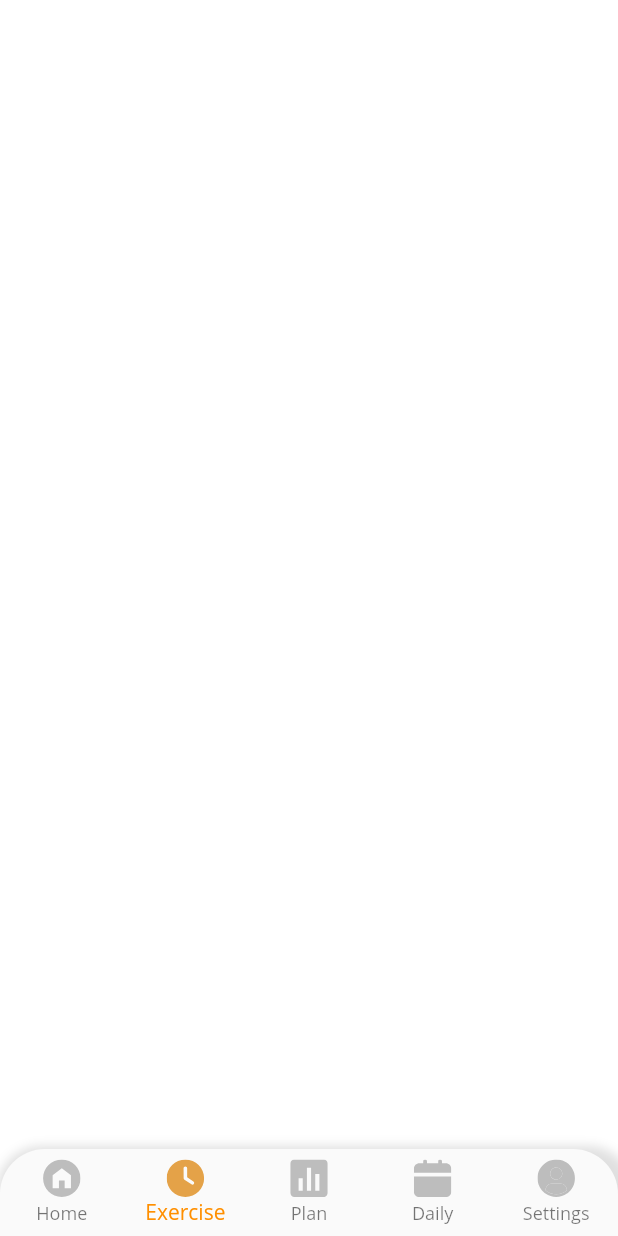
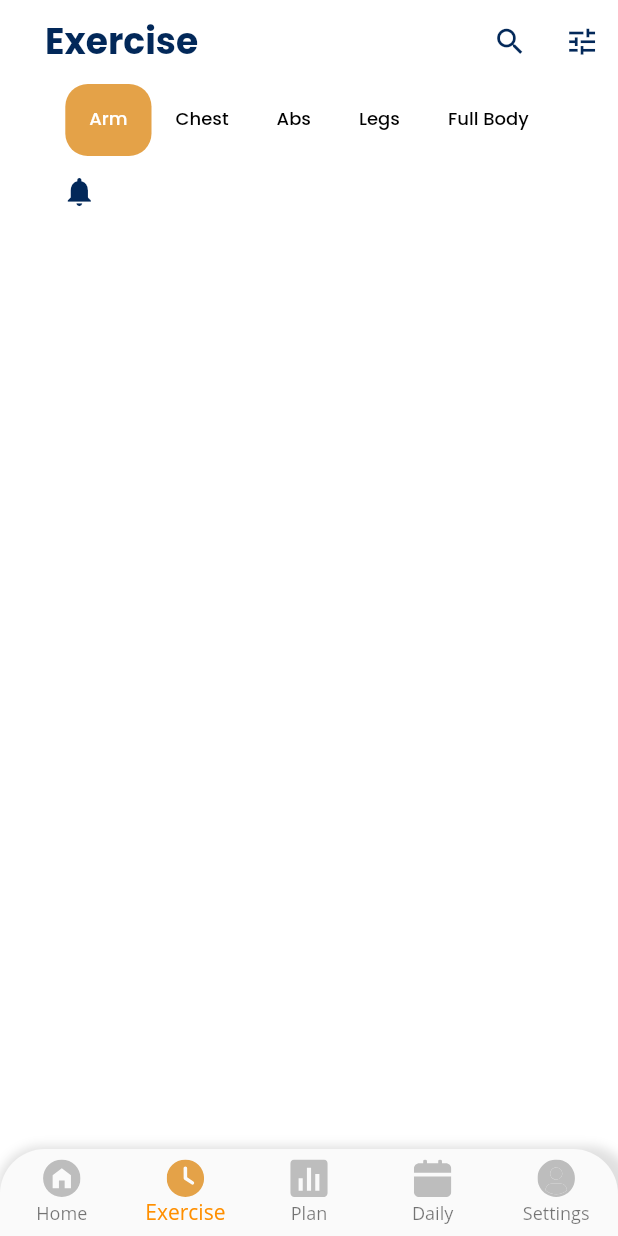
Before and after one commit to long2602/BeeFit, a Flutter app: the screen it shows after launch, item 2 of the bottom bar chosen, on a phone screen of 412 x 824 dp. Run offline on Flutter 3.47's test engine with Material 2 defaults, Android fonts, the phone set to English and light mode, and no system bars; our stand-ins replace animated_splash_screen, date_picker_timeline, flutter_svg, get, google_fonts, introduction_screen and 1 more; missing offline and left inert: flutter_ruler_picker; project files that could hold a hidden picture were left out.

Commit message:
Update Exercise

```diff
--- a/lib/screens/AppScreen.dart
+++ b/lib/screens/AppScreen.dart
@@ -2,6 +2,8 @@ import 'package:beefit/constants/app_style.dart';
 import 'package:beefit/screens/HomeScreen.dart';
 import 'package:flutter/material.dart';
 import 'package:flutter_svg/flutter_svg.dart';
+
+import 'ExerciseScreen.dart';
 
 class AppScreen extends StatefulWidget {
   const AppScreen({Key? key}) : super(key: key);
@@ -14,7 +16,7 @@ class _AppScreenState extends State<AppScreen> {
   int _selectedIndex = 0;
   static final List<Widget> _pageOption = <Widget>[
     const HomeScreen(),
-    Container(),
+    const ExerciseScreen(),
     Container(),
     Container(),
     Container(),
--- /dev/null
+++ b/lib/screens/ExerciseScreen.dart
@@ -0,0 +1,98 @@
+import 'package:flutter/material.dart';
+import 'package:google_fonts/google_fonts.dart';
+
+import '../constants/app_methods.dart';
+import '../constants/app_style.dart';
+
+class ExerciseScreen extends StatefulWidget {
+  const ExerciseScreen({Key? key}) : super(key: key);
+
+  @override
+  State<ExerciseScreen> createState() => _ExerciseScreenState();
+}
+
+class _ExerciseScreenState extends State<ExerciseScreen> {
+  @override
+  Widget build(BuildContext context) {
+    final _scaleFont = AppMethods.fontScale(context);
+    final _scaleScreen = AppMethods.screenScale(context);
+    return DefaultTabController(
+      length: 5,
+      child: Scaffold(
+          backgroundColor: AppStyle.whiteColor,
+          appBar: AppBar(
+            elevation: 0,
+            titleSpacing: 30,
+            backgroundColor: AppStyle.whiteColor,
+            actions: [
+              IconButton(
+                onPressed: () {},
+                icon: Icon(
+                  Icons.search,
+                  size: 24 * _scaleScreen,
+                  color: AppStyle.secondaryColor,
+                ),
+              ),
+              IconButton(
+                onPressed: () {},
+                icon: Icon(
+                  Icons.tune,
+                  size: 24 * _scaleScreen,
+                  color: AppStyle.secondaryColor,
+                ),
+              ),
+            ],
+            title: Text(
+              'Exercise',
+              style: GoogleFonts.poppins(
+                fontWeight: FontWeight.bold,
+                color: AppStyle.secondaryColor,
+                fontSize: 24 * _scaleFont,
+              ),
+            ),
+            bottom: TabBar(
+              tabs: const [
+                Tab(text: 'Arm'),
+                Tab(text: 'Chest'),
+                Tab(text: 'Abs'),
+                Tab(text: 'Legs'),
+                Tab(text: 'Full Body'),
+              ],
+              padding: EdgeInsets.symmetric(horizontal: 30 * _scaleScreen),
+              indicator: BoxDecoration(
+                color: AppStyle.primaryColor,
+                borderRadius: AppStyle.appBorder,
+              ),
+              unselectedLabelColor: AppStyle.black1Color,
+              labelStyle: GoogleFonts.poppins(fontSize: 12 * _scaleFont, fontWeight: FontWeight.w500,),
+              isScrollable: true,
+            ),
+          ),
+          body: TabBarView(
+            children: [
+              Padding(
+                padding: EdgeInsets.symmetric(horizontal: 30 * _scaleScreen),
+                child: Column(
+                  crossAxisAlignment: CrossAxisAlignment.start,
+                  children: [
+                    IconButton(
+                      onPressed: () {},
+                      icon: Icon(
+                        Icons.notifications,
+                        size: 24 * _scaleScreen,
+                        color: AppStyle.secondaryColor,
+                      ),
+                    ),
+
+                  ],
+                ),
+              ),
+              Container(),
+              Container(),
+              Container(),
+              Container(),
+            ],
+          )),
+    );
+  }
+}
--- a/lib/screens/HomeScreen.dart
+++ b/lib/screens/HomeScreen.dart
@@ -51,7 +51,7 @@ class _HomeScreenState extends State<HomeScreen> {
             controller: _datePickerController,
             initialSelectedDate: DateTime.now(),
             selectionColor: AppStyle.primaryColor,
-            selectedTextColor: Colors.white,
+            selectedTextColor: AppStyle.whiteColor,
             dateTextStyle: TextStyle(
               color: AppStyle.black1Color.withOpacity(.25),
               fontSize: 18 * _scaleFont,
```
